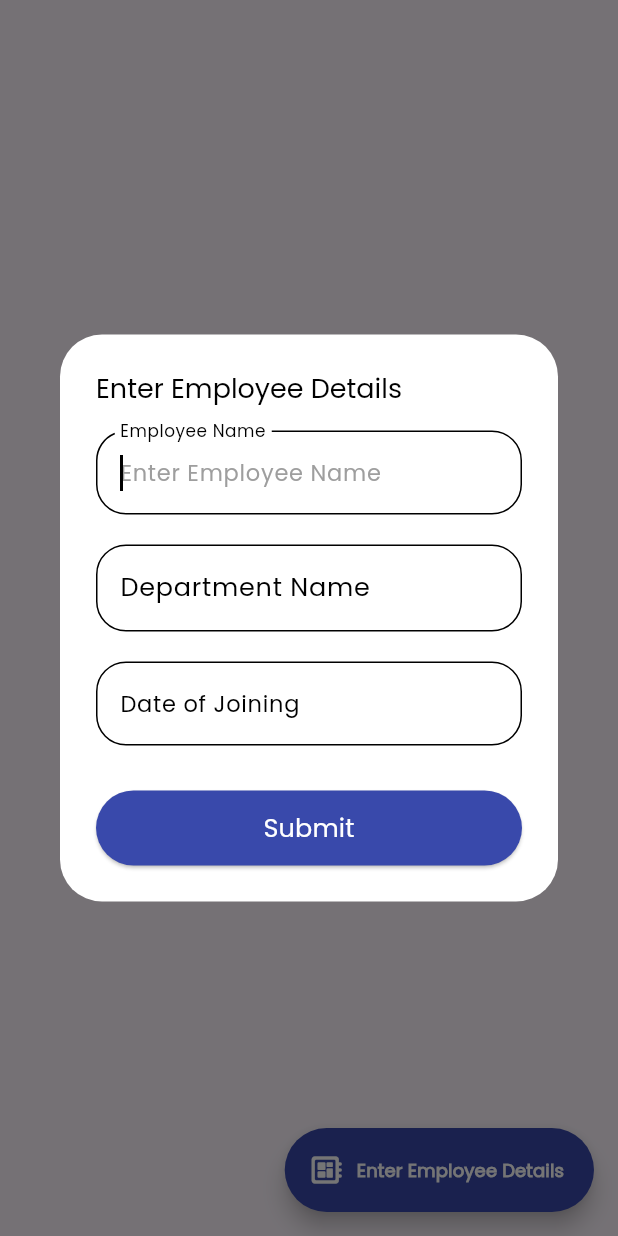
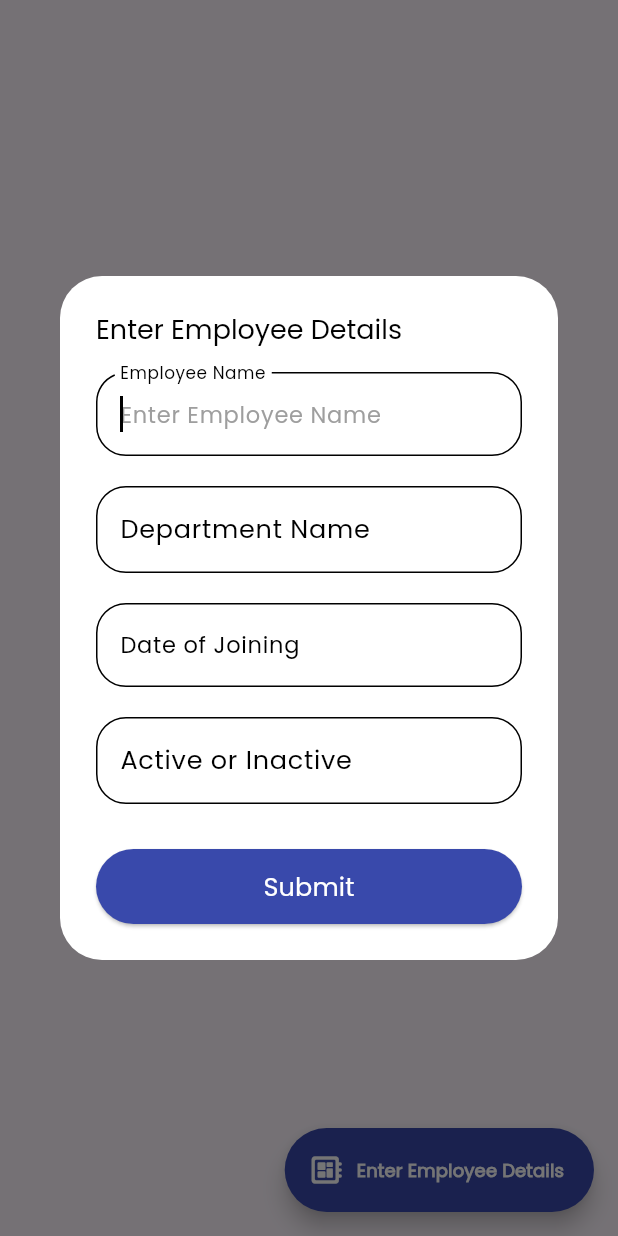
Before and after one commit to AyushSingh2000/zylu_flutter_task, a Flutter app: the screen it shows after launch, scrolled down 43 dp, after a tap on "Enter Employee Details", on a phone screen of 412 x 824 dp. Run offline on Flutter 3.47's test engine with Material 3 defaults, Android fonts, the phone set to English and light mode, and no system bars; drawn by our look-alikes of firebase_database; our stand-ins replace firebase_core, fluttertoast; accounts and stored records are empty.

Commit message:
Final updates

```diff
--- a/lib/ui/add_employee/add_employee.dart
+++ b/lib/ui/add_employee/add_employee.dart
@@ -16,6 +16,7 @@ class _AddEmployeeState extends State<AddEmployee> {
   final employeeController = TextEditingController();
   final departmentController = TextEditingController();
   final dateOfJoiningController = TextEditingController();
+  final isActive = TextEditingController();
   final databaseRef = FirebaseDatabase.instance.ref().child('Employee');
 
   @override
@@ -121,6 +122,37 @@ class _AddEmployeeState extends State<AddEmployee> {
               ),
             ),
             const SizedBox(
+              height: 20,
+            ),
+            TextField(
+              controller: isActive,
+              keyboardType: TextInputType.text,
+              cursorColor: Pallete.txt1color,
+              autofocus: true,
+              decoration: InputDecoration(
+                enabledBorder: OutlineInputBorder(
+                  borderRadius: BorderRadius.circular(20),
+                ),
+                focusedBorder: OutlineInputBorder(
+                  borderRadius: BorderRadius.circular(20),
+                ),
+                labelText: 'Active or Inactive',
+                labelStyle: const TextStyle(
+                  color: Pallete.txt1color,
+                  fontSize: 17,
+                  fontFamily: 'Poppins',
+                  fontWeight: FontWeight.w500,
+                ),
+                hintText: 'Enter active or inactive',
+                hintStyle: const TextStyle(
+                  color: Pallete.txt3color,
+                  fontSize: 17,
+                  fontFamily: 'Poppins',
+                  fontWeight: FontWeight.w500,
+                ),
+              ),
+            ),
+            const SizedBox(
               height: 30,
             ),
             // RoundButton(
@@ -148,6 +180,7 @@ class _AddEmployeeState extends State<AddEmployee> {
                     'employee': employeeController.text,
                     'department': departmentController.text,
                     'date_of_joining': dateOfJoiningController.text,
+                    'active_status': isActive.text,
                     // 'salary': userSalaryController.text
                   };
 
--- a/lib/ui/fetch_container/list_item.dart
+++ b/lib/ui/fetch_container/list_item.dart
@@ -16,10 +16,10 @@ class ListItem extends StatelessWidget {
         crossAxisAlignment: CrossAxisAlignment.start,
         children: [
           FetchContainer(
-            text1: employee['employee'],
-            text2: employee['department'],
-            text3: employee['date_of_joining'],
-          ),
+              text1: employee['employee'],
+              text2: employee['department'],
+              text3: employee['date_of_joining'],
+              text4: employee['active_status']),
         ],
       ),
     );
--- a/lib/ui/home_page/home_page.dart
+++ b/lib/ui/home_page/home_page.dart
@@ -52,6 +52,7 @@ class _HomeState extends State<Home> {
                 ),
               ),
               Container(
+                padding: EdgeInsets.only(bottom: 80),
                 height: MediaQuery.of(context).size.height,
                 child: FirebaseAnimatedList(
                   query: dbRef,
```
Also changed, not shown: lib/ui/fetch_container/fetch_container.dart (+25 -3 lines).
